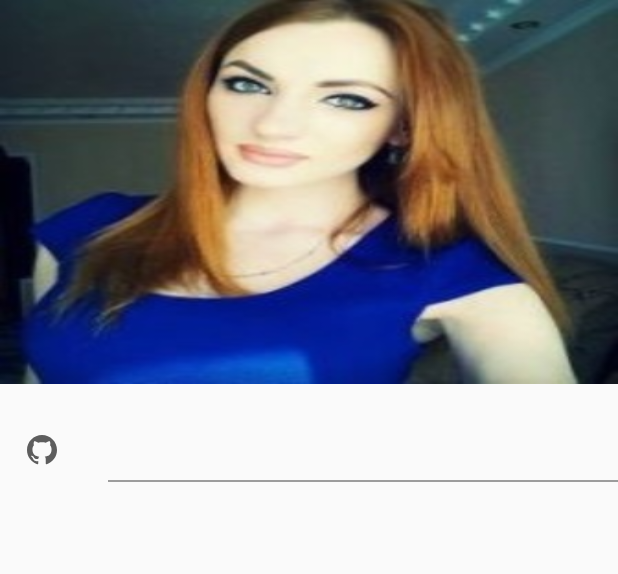
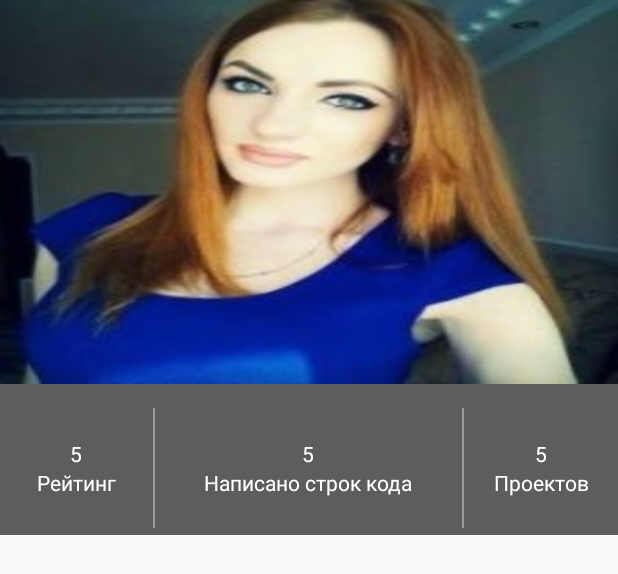
Before and after one commit to makushatnik/DevIntensive, an Android app: the layout activity_profile_user.xml on its own in the app's theme, with its tools: preview values and no code run, on a phone screen of 412 x 824 dp. Shown: the top 574 px of the screen. Run offline under Robolectric (Android 15) with nearby library versions, the phone set to English and light mode, and no system bars.

Commit message:
Task 6: main frame, task6.apk

```diff
--- a/app/src/main/java/com/softdesign/devintensive/data/network/RestService.java
+++ b/app/src/main/java/com/softdesign/devintensive/data/network/RestService.java
@@ -1,6 +1,7 @@
 package com.softdesign.devintensive.data.network;
 
 import com.softdesign.devintensive.data.network.req.UserLoginReq;
+import com.softdesign.devintensive.data.network.res.UserListRes;
 import com.softdesign.devintensive.data.network.res.UserModelRes;
 
 import java.io.File;
@@ -26,4 +27,7 @@ public interface RestService {
     @Multipart
     @POST("user/{userId}/publicValues/profilePhoto")
     Call<ResponseBody> uploadPhoto(@Part MultipartBody.Part photoFile, @Path("userId") String userId);
+
+    @GET("user/list?orderBy=rating")
+    Call<UserListRes> getUserList();
 }
--- a/app/src/main/java/com/softdesign/devintensive/data/network/res/UserModelRes.java
+++ b/app/src/main/java/com/softdesign/devintensive/data/network/res/UserModelRes.java
@@ -75,6 +75,8 @@ public class UserModelRes {
         public String getSecondName() {
             return secondName;
         }
+
+        public String getFullName() { return firstName + " " + secondName; }
 
         public Repositories getRepositories() {
             return repositories;
--- a/app/src/main/java/com/softdesign/devintensive/ui/activities/AuthActivity.java
+++ b/app/src/main/java/com/softdesign/devintensive/ui/activities/AuthActivity.java
@@ -88,7 +88,8 @@ public class AuthActivity extends BaseActivity implements View.OnClickListener {
                 mPassword.getText().toString().trim()
         });
 
-        Intent loginIntent = new Intent(this, MainActivity.class);
+        //Intent loginIntent = new Intent(this, MainActivity.class);
+        Intent loginIntent = new Intent(this, UserListActivity.class);
         startActivity(loginIntent);
     }
 
--- a/app/src/main/java/com/softdesign/devintensive/ui/activities/ProfileUserActivity.java
+++ b/app/src/main/java/com/softdesign/devintensive/ui/activities/ProfileUserActivity.java
@@ -24,7 +24,7 @@ import java.util.List;
 public class ProfileUserActivity extends BaseActivity {
     private Toolbar mToolbar;
     private ImageView mProfileImage;
-    //private EditText mUserBio;
+
     private TextView mUserBio, mRating, mCodeLines, mProjects;
     private CollapsingToolbarLayout mCollapsingToolbarLayout;
     private CoordinatorLayout mCoordinatorLayout;
@@ -43,7 +43,7 @@ public class ProfileUserActivity extends BaseActivity {
         mCodeLines = (TextView) findViewById(R.id.code_lines_txt);
         mProjects = (TextView) findViewById(R.id.projects_txt);
         mCollapsingToolbarLayout = (CollapsingToolbarLayout) findViewById(R.id.collapsing_toolbar);
-        mCoordinatorLayout = (CoordinatorLayout) findViewById(R.id.main_coordinator_container);
+        mCoordinatorLayout = (CoordinatorLayout) findViewById(R.id.main_coordinator);
 
         mRepoListView = (ListView) findViewById(R.id.repo_list);
         setupToolbar();
--- a/app/src/main/res/layout/activity_profile_user.xml
+++ b/app/src/main/res/layout/activity_profile_user.xml
@@ -37,14 +37,58 @@
                     app:theme="@style/ToolBarStyle"
                     app:popupTheme="@style/AppTheme.PopupOverlay"
 
-                    app:layout_collapseMode="pin">
+                    app:layout_collapseMode="pin"/>
 
-                </android.support.v7.widget.Toolbar>
             </android.support.design.widget.CollapsingToolbarLayout>
         </android.support.design.widget.AppBarLayout>
 
 
+    <LinearLayout
+        android:id="@+id/user_info_wrapper"
+        style="@style/user_info"
+        app:layout_behavior=".ui.behaviors.UserInfoBehavior"
+        app:behavior_min_height="56dp">
 
+        <LinearLayout
+            style="@style/vert_bar_block"
+            android:layout_weight="0.5">
+            <TextView
+                android:id="@+id/rating_txt"
+                style="@style/fill.text_view"
+                android:text="5"/>
+            <TextView
+                style="@style/fill.text_view"
+                android:text="Рейтинг"/>
+        </LinearLayout>
+        <View
+            style="@style/vert_divider"/>
+
+        <LinearLayout
+            style="@style/vert_bar_block"
+            android:layout_weight="1">
+            <TextView
+                android:id="@+id/code_lines_txt"
+                style="@style/fill.text_view"
+                android:text="5"/>
+            <TextView
+                style="@style/fill.text_view"
+                android:text="Написано строк кода"/>
+        </LinearLayout>
+        <View
+            style="@style/vert_divider"/>
+
+        <LinearLayout
+            style="@style/vert_bar_block"
+            android:layout_weight="0.5">
+            <TextView
+                android:id="@+id/projects_txt"
+                style="@style/fill.text_view"
+                android:text="5"/>
+            <TextView
+                style="@style/fill.text_view"
+                android:text="Проектов"/>
+        </LinearLayout>
+    </LinearLayout>
 
 
         <include layout="@layout/static_profile_content"/>
--- a/app/src/main/res/layout/item_user_list.xml
+++ b/app/src/main/res/layout/item_user_list.xml
@@ -19,8 +19,8 @@
                 android:id="@+id/user_photo"
                 style="@style/fill"
                 android:src="@drawable/userphoto_5"
-                android:scaleType="centerCrop"
-                app:aspect_ratio="1.78"/>
+                android:scaleType="centerCrop"/>
+                <!--app:aspect_ratio="0"-->
 
             <TextView
                 android:id="@+id/username_txt"
--- a/app/src/main/res/layout/static_profile_content.xml
+++ b/app/src/main/res/layout/static_profile_content.xml
@@ -3,8 +3,7 @@
     xmlns:android="http://schemas.android.com/apk/res/android"
     xmlns:app="http://schemas.android.com/apk/res-auto"
     style="@style/fill"
-    app:layout_behavior="@string/appbar_scrolling_view_behavior">
-    <!--app:layout_behavior=".ui.behaviors.CustomNestedScrollBehavior"-->
+    app:layout_behavior=".ui.behaviors.CustomNestedScrollBehavior">
 
 
     <LinearLayout
@@ -37,17 +36,13 @@
                 android:src="@drawable/ic_account_circle_black_24dp"/>
             <LinearLayout
                 style="@style/string_block.elem">
-                <android.support.design.widget.TextInputLayout
-                    style="@style/fill">
-                    <EditText
-                        android:id="@+id/about_et"
-                        style="@style/fill.edit_text"
-                        android:gravity="top"
-                        android:hint="О себе"
-                        android:inputType="textMultiLine"
-                        android:text="Java/Oracle/MongoDB Developer. \nAlso Bitrix, PHP, MySQL, \nPostgreSQL. In my free time i go in for sport, play in a intellectual games."
-                        android:lines="10"/>
-                </android.support.design.widget.TextInputLayout>
+                <TextView
+                    android:id="@+id/bio_txt"
+                    style="@style/fill.edit_text"
+                    android:gravity="top"
+                    android:hint="О себе"
+                    android:text="@string/user_profile.about"
+                    android:lines="10"/>
             </LinearLayout>
         </LinearLayout>
     </LinearLayout>
```
Also changed, not shown: app/src/main/java/com/softdesign/devintensive/ui/activities/UserListActivity.java (+19 -5 lines), app/src/main/java/com/softdesign/devintensive/ui/adapters/RepositoriesAdapter.java (+32 -3 lines), app/src/main/java/com/softdesign/devintensive/ui/adapters/UsersAdapter.java (+24 -3 lines), app/src/main/res/layout/activity_main.xml (+0 -11 lines), app/src/main/res/layout/activity_user_list.xml (+5 -9 lines), app/src/main/res/layout/item_repositories_list.xml (+14 -1 lines), app/src/main/res/layout/user_list_content.xml (added, +8 -0 lines), 1 other file.
